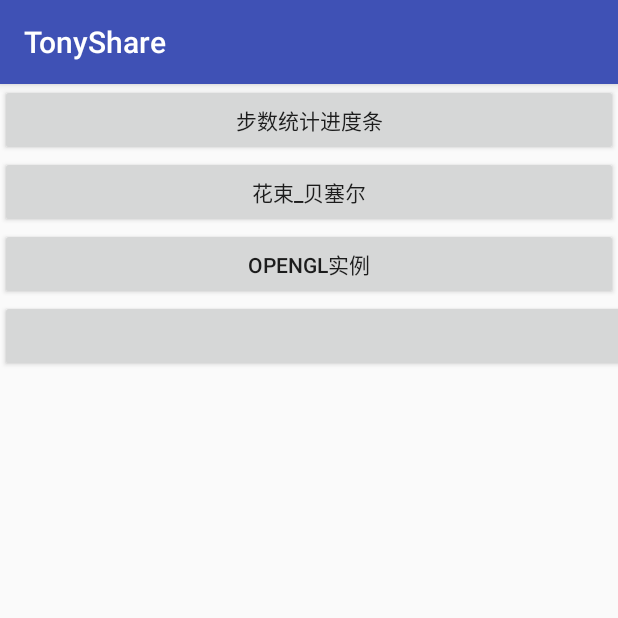
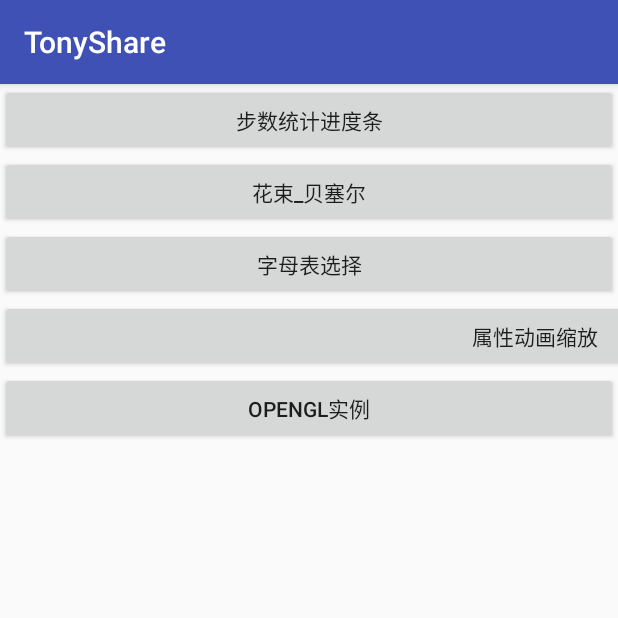
Before and after one commit to like001/-View, an Android app: the screen it shows after launch (MainActivity), on a phone screen of 412 x 824 dp, the top half of it. Run offline under Robolectric (Android 15) with nearby library versions, the phone set to English and light mode, and no system bars.

Commit message:
字母表

```diff
--- a/TonyShare/app/src/main/AndroidManifest.xml
+++ b/TonyShare/app/src/main/AndroidManifest.xml
@@ -19,6 +19,7 @@
         <activity android:name=".ui.StepProgressActivity"></activity>
         <activity android:name=".opengl.OpenGLActivity"></activity>
         <activity android:name=".ui.LoveActivity"></activity>
+        <activity android:name=".ui.AlphabetActivity"></activity>
     </application>
 
 </manifest>
--- a/TonyShare/app/src/main/java/com/tony/share/MainActivity.java
+++ b/TonyShare/app/src/main/java/com/tony/share/MainActivity.java
@@ -10,6 +10,7 @@ import android.view.View;
 import android.widget.Button;
 
 import com.tony.share.opengl.OpenGLActivity;
+import com.tony.share.ui.AlphabetActivity;
 import com.tony.share.ui.LoveActivity;
 import com.tony.share.ui.StepProgressActivity;
 
@@ -21,6 +22,7 @@ public class MainActivity extends AppCompatActivity  implements View.OnClickList
     private Button mBtnOpenGL;
     private Button mBtnLove;
     private Button mBtnScale;
+    private  Button mBtnAlpha;
     public static final boolean IS_TEST = true;
 
     @Override
@@ -29,12 +31,17 @@ public class MainActivity extends AppCompatActivity  implements View.OnClickList
         setContentView(R.layout.activity_main);
         initView();
         if(IS_TEST){
-            test();
+            mBtnScale.post(new Runnable() {
+                @Override
+                public void run() {
+                    test();
+                }
+            });
         }
     }
 
     private void test() {
-        ValueAnimator animator = ValueAnimator.ofInt(mBtnScale.getWidth(), 1080);
+        ValueAnimator animator = ValueAnimator.ofInt(mBtnScale.getMeasuredWidth(), 1080);
         animator.setDuration(3000);
         animator.setRepeatCount(4);
         animator.setRepeatMode(ValueAnimator.REVERSE);
@@ -60,6 +67,8 @@ public class MainActivity extends AppCompatActivity  implements View.OnClickList
         mBtnLove = (Button) findViewById(R.id.btn_love);
         mBtnLove.setOnClickListener(this);
         mBtnScale = (Button) findViewById(R.id.btn_scale);
+        mBtnAlpha = (Button) findViewById(R.id.btn_alpha);
+        mBtnAlpha.setOnClickListener(this);
     }
 
     @Override
@@ -78,6 +87,10 @@ public class MainActivity extends AppCompatActivity  implements View.OnClickList
                 pIntent = new Intent(this, LoveActivity.class);
                 startActivity(pIntent);
                 break;
+            case R.id.btn_alpha:
+                pIntent = new Intent(this, AlphabetActivity.class);
+                startActivity(pIntent);
+                break;
             default:
                 break;
         }
--- a/TonyShare/app/src/main/res/layout/activity_main.xml
+++ b/TonyShare/app/src/main/res/layout/activity_main.xml
@@ -17,14 +17,22 @@
         android:text="花束_贝塞尔"
         android:id="@+id/btn_love"
         />
+
+    <Button
+        android:text="字母表选择"
+        android:id="@+id/btn_alpha"
+        android:layout_width="match_parent"
+        android:layout_height="wrap_content" />
+    <Button
+        android:text="属性动画缩放"
+        android:id="@+id/btn_scale"
+        android:layout_width="200px"
+        android:layout_height="wrap_content" />
+
     <Button
         android:layout_width="match_parent"
         android:layout_height="wrap_content"
         android:text="OpenGL实例"
         android:id="@+id/btn_opengl"
         />
-    <Button
-        android:id="@+id/btn_scale"
-        android:layout_width="300px"
-        android:layout_height="wrap_content" />
 </LinearLayout>
```
Also changed, not shown: TonyShare/app/src/main/java/com/tony/share/ui/Alphabet.java (added, +116 -0 lines), TonyShare/app/src/main/java/com/tony/share/ui/AlphabetActivity.java (added, +45 -0 lines), TonyShare/app/src/main/res/layout/activity_alpha.xml (added, +20 -0 lines).
